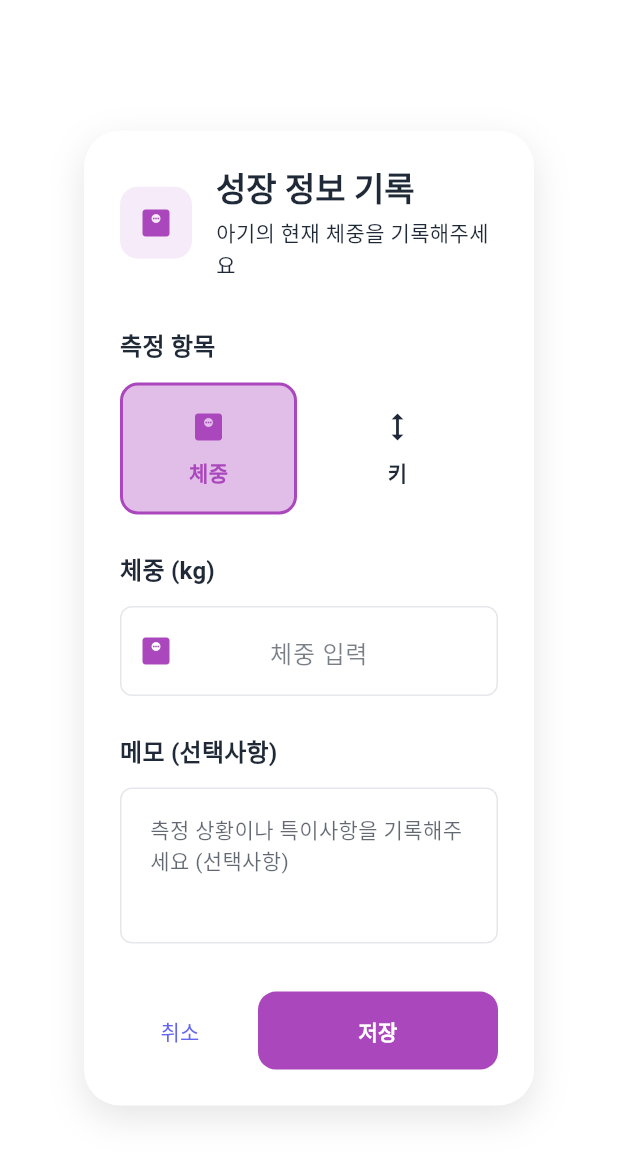
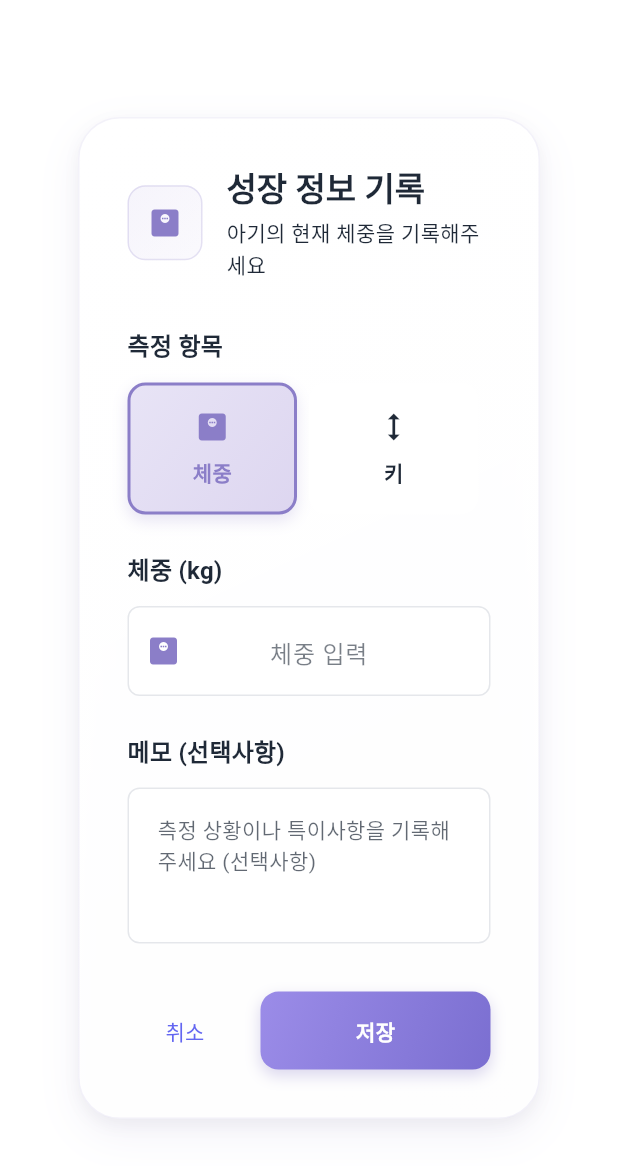
Before and after one commit to skyinthe-sea/bomt, a Flutter app: the GrowthRecordInputDialog widget shown alone on an empty page, opened directly with empty values, on a phone screen of 412 x 824 dp. Shown: the top 1166 px of the screen. Run offline on Flutter 3.47's test engine with Material 3 defaults, Android fonts, the phone set to English and light mode, and no system bars; our stand-ins replace fl_chart, flutter_local_notifications, image_picker, persistent_bottom_nav_bar_v2, shared_preferences, supabase_flutter and 1 more; missing offline and left inert: kakao_flutter_sdk, kakao_flutter_sdk_user; accounts and stored records are empty; generated files the repository leaves out were written again.

Commit message:
체중 키 다이얼로그 변경

```diff
--- a/lib/src/features/home/presentation/widgets/growth_record_input_dialog.dart
+++ b/lib/src/features/home/presentation/widgets/growth_record_input_dialog.dart
@@ -115,14 +115,42 @@ class _GrowthRecordInputDialogState extends State<GrowthRecordInputDialog>
 
   Color get _primaryColor {
     return _selectedType == 'weight'
-        ? const Color(0xFFAB47BC) // 라벤더 파스텔 (더 진한 버전)
-        : const Color(0xFF66BB6A); // 민트 파스텔 (더 진한 버전)
+        ? const Color(0xFF8B7EC8) // 소프트 퍼플
+        : const Color(0xFF6B8BB5); // 소프트 블루
   }
 
   Color get _lightColor {
     return _selectedType == 'weight'
-        ? const Color(0xFFE1BEE7) // 연한 라벤더 파스텔
-        : const Color(0xFFC8E6C9); // 연한 민트 파스텔
+        ? const Color(0xFFE8E4F6) // 연한 퍼플
+        : const Color(0xFFE3E9F3); // 연한 블루
+  }
+
+  LinearGradient get _primaryGradient {
+    return _selectedType == 'weight'
+        ? const LinearGradient(
+            begin: Alignment.topLeft,
+            end: Alignment.bottomRight,
+            colors: [Color(0xFF9B8CE8), Color(0xFF7B6FD1)],
+          )
+        : const LinearGradient(
+            begin: Alignment.topLeft,
+            end: Alignment.bottomRight,
+            colors: [Color(0xFF7A9BC8), Color(0xFF5B7FA8)],
+          );
+  }
+
+  LinearGradient get _lightGradient {
+    return _selectedType == 'weight'
+        ? LinearGradient(
+            begin: Alignment.topLeft,
+            end: Alignment.bottomRight,
+            colors: [_lightColor.withOpacity(0.4), _lightColor.withOpacity(0.2)],
+          )
+        : LinearGradient(
+            begin: Alignment.topLeft,
+            end: Alignment.bottomRight,
+            colors: [_lightColor.withOpacity(0.4), _lightColor.withOpacity(0.2)],
+          );
   }
 
   IconData get _typeIcon {
@@ -252,17 +280,33 @@ class _GrowthRecordInputDialogState extends State<GrowthRecordInputDialog>
             child: ScaleTransition(
               scale: _scaleAnimation,
               child: Container(
-                constraints: const BoxConstraints(maxWidth: 400),
-                margin: const EdgeInsets.all(16),
-                padding: const EdgeInsets.all(24),
+                constraints: const BoxConstraints(maxWidth: 600),
+                margin: const EdgeInsets.all(12),
+                padding: const EdgeInsets.all(32),
                 decoration: BoxDecoration(
-                  color: theme.colorScheme.surface,
-                  borderRadius: BorderRadius.circular(24),
+                  gradient: LinearGradient(
+                    begin: Alignment.topLeft,
+                    end: Alignment.bottomRight,
+                    colors: [
+                      theme.colorScheme.surface,
+                      theme.colorScheme.surface.withOpacity(0.95),
+                    ],
+                  ),
+                  borderRadius: BorderRadius.circular(28),
+                  border: Border.all(
+                    color: _primaryColor.withOpacity(0.1),
+                    width: 1,
+                  ),
                   boxShadow: [
                     BoxShadow(
-                      color: Colors.black.withOpacity(0.1),
-                      blurRadius: 20,
-                      offset: const Offset(0, 8),
+                      color: _primaryColor.withOpacity(0.1),
+                      blurRadius: 24,
+                      offset: const Offset(0, 10),
+                    ),
+                    BoxShadow(
+                      color: Colors.black.withOpacity(0.04),
+                      blurRadius: 8,
+                      offset: const Offset(0, 4),
                     ),
                   ],
                 ),
@@ -276,8 +320,12 @@ class _GrowthRecordInputDialogState extends State<GrowthRecordInputDialog>
                         Container(
                           padding: const EdgeInsets.all(12),
                           decoration: BoxDecoration(
-                            color: _lightColor.withOpacity(0.3),
+                            gradient: _lightGradient,
                             borderRadius: BorderRadius.circular(12),
+                            border: Border.all(
+                              color: _primaryColor.withOpacity(0.2),
+                              width: 1,
+                            ),
                           ),
                           child: Icon(
                             _typeIcon,
@@ -350,17 +398,26 @@ class _GrowthRecordInputDialogState extends State<GrowthRecordInputDialog>
                         const SizedBox(width: 12),
                         Expanded(
                           flex: 2,
-                          child: ElevatedButton(
-                            onPressed: _isLoading ? null : _handleSave,
-                            style: ElevatedButton.styleFrom(
+                          child: Container(
+                            decoration: BoxDecoration(
+                              gradient: _primaryGradient,
+                              borderRadius: BorderRadius.circular(12),
+                              boxShadow: [
+                                BoxShadow(
+                                  color: _primaryColor.withOpacity(0.3),
+                                  blurRadius: 8,
+                                  offset: const Offset(0, 4),
+                                ),
+                              ],
+                            ),
+                            child: Material(
+                              color: Colors.transparent,
+                              child: InkWell(
+                                onTap: _isLoading ? null : _handleSave,
+                                borderRadius: BorderRadius.circular(12),
+                                child: Container(
                                   padding: const EdgeInsets.symmetric(vertical: 16),
-                              backgroundColor: _primaryColor,
-                              foregroundColor: Colors.white,
-                              shape: RoundedRectangleBorder(
-                                borderRadius: BorderRadius.circular(12),
-                              ),
-                              elevation: 0,
-                            ),
+                                  alignment: Alignment.center,
                                   child: _isLoading
                                       ? const SizedBox(
                                           width: 20,
@@ -372,7 +429,13 @@ class _GrowthRecordInputDialogState extends State<GrowthRecordInputDialog>
                                         )
                                       : const Text(
                                           '저장',
-                                    style: TextStyle(fontWeight: FontWeight.w600),
+                                          style: TextStyle(
+                                            fontWeight: FontWeight.w600,
+                                            color: Colors.white,
+                                          ),
+                                        ),
+                                ),
+                              ),
                             ),
                           ),
                         ),
@@ -404,15 +467,35 @@ class _GrowthRecordInputDialogState extends State<GrowthRecordInputDialog>
         'value': 'weight',
         'label': '체중',
         'icon': Icons.monitor_weight,
-        'color': const Color(0xFFAB47BC),
-        'lightColor': const Color(0xFFE1BEE7)
+        'color': const Color(0xFF8B7EC8),
+        'lightColor': const Color(0xFFE8E4F6),
+        'gradient': const LinearGradient(
+          begin: Alignment.topLeft,
+          end: Alignment.bottomRight,
+          colors: [Color(0xFF9B8CE8), Color(0xFF7B6FD1)],
+        ),
+        'lightGradient': const LinearGradient(
+          begin: Alignment.topLeft,
+          end: Alignment.bottomRight,
+          colors: [Color(0xFFE8E4F6), Color(0xFFDDD6F0)],
+        )
       },
       {
         'value': 'height',
         'label': '키',
         'icon': Icons.height,
-        'color': const Color(0xFF66BB6A),
-        'lightColor': const Color(0xFFC8E6C9)
+        'color': const Color(0xFF6B8BB5),
+        'lightColor': const Color(0xFFE3E9F3),
+        'gradient': const LinearGradient(
+          begin: Alignment.topLeft,
+          end: Alignment.bottomRight,
+          colors: [Color(0xFF7A9BC8), Color(0xFF5B7FA8)],
+        ),
+        'lightGradient': const LinearGradient(
+          begin: Alignment.topLeft,
+          end: Alignment.bottomRight,
+          colors: [Color(0xFFE3E9F3), Color(0xFFD6E2ED)],
+        )
       },
     ];
 
@@ -438,9 +521,11 @@ class _GrowthRecordInputDialogState extends State<GrowthRecordInputDialog>
               margin: const EdgeInsets.only(right: 8),
               padding: const EdgeInsets.symmetric(horizontal: 16, vertical: 16),
               decoration: BoxDecoration(
-                color: isSelected
-                    ? (type['lightColor'] as Color)
-                    : Theme.of(context).colorScheme.surfaceVariant,
+                gradient: isSelected
+                    ? (type['lightGradient'] as LinearGradient)
+                    : LinearGradient(
+                        colors: [Theme.of(context).colorScheme.surfaceVariant, Theme.of(context).colorScheme.surfaceVariant],
+                      ),
                 borderRadius: BorderRadius.circular(12),
                 border: Border.all(
                   color: isSelected
@@ -448,6 +533,13 @@ class _GrowthRecordInputDialogState extends State<GrowthRecordInputDialog>
                       : Colors.transparent,
                   width: 2,
                 ),
+                boxShadow: isSelected ? [
+                  BoxShadow(
+                    color: (type['color'] as Color).withOpacity(0.2),
+                    blurRadius: 8,
+                    offset: const Offset(0, 4),
+                  ),
+                ] : null,
               ),
               child: Column(
                 children: [
```
Lines whose indentation alone changed are shown as unchanged.
